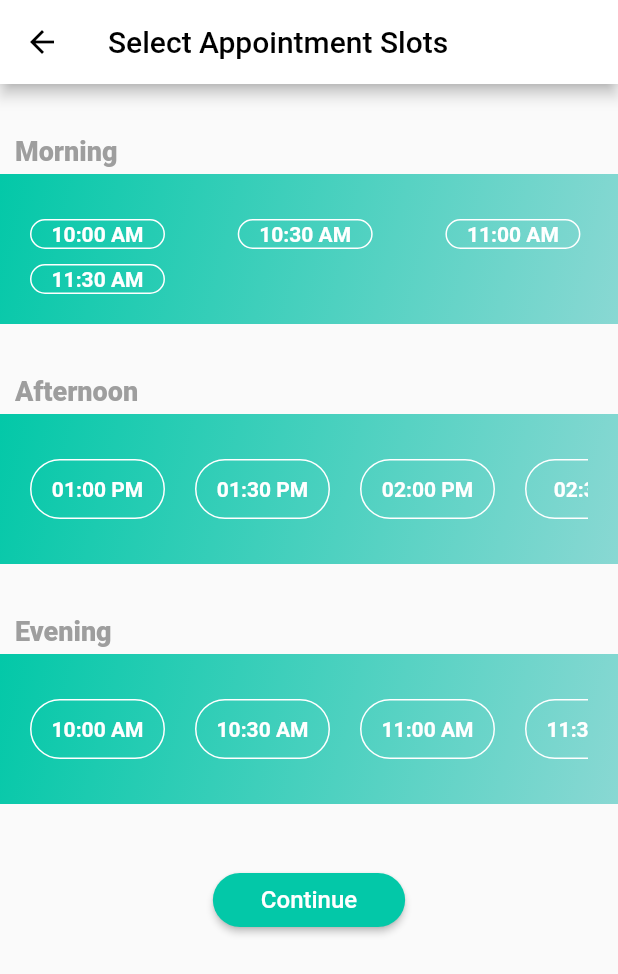
After one commit to KhushiiBiswas/vcure_dr, a Flutter app: the AppointmentSlot screen opened directly, on a phone screen of 412 x 824 dp. The commit adds this screen. Shown: the top 974 px of the screen. Run offline on Flutter 3.47's test engine with Material 2 defaults, Android fonts, the phone set to English and light mode, and no system bars; our stand-ins replace firebase_core, firebase_messaging; missing offline and left inert: store_redirect; accounts and stored records are empty.

Commit message:
Added timeslot settings

```diff
--- a/lib/components/nav_drawer.dart
+++ b/lib/components/nav_drawer.dart
@@ -1,6 +1,7 @@
 import 'package:flutter/material.dart';
 import 'package:store_redirect/store_redirect.dart';
 import 'package:vcure_doctors/pages/appointment_history.dart';
+import 'package:vcure_doctors/pages/slots/appointment_slot.dart';
 
 class NavDrawer extends StatelessWidget {
   final String name;
@@ -58,6 +59,14 @@ class NavDrawer extends StatelessWidget {
             },
           ),
           ListTile(
+            leading: Icon(Icons.history),
+            title: Text('Appointment Slots'),
+            onTap: () => {
+              Navigator.push(context,
+                  MaterialPageRoute(builder: (context) => AppointmentSlot()))
+            },
+          ),
+          ListTile(
             leading: Icon(Icons.help),
             title: Text('Help'),
             onTap: () => {Navigator.of(context).pop()},
--- a/lib/components/number_textfield.dart
+++ b/lib/components/number_textfield.dart
@@ -13,6 +13,7 @@ class NumberTextField extends StatelessWidget {
     return Padding(
       padding: const EdgeInsets.symmetric(vertical: 10, horizontal: 20),
       child: TextFormField(
+        controller: controller,
         style: TextStyle(color: Colors.white),
         keyboardType: TextInputType.phone,
         inputFormatters: [
--- a/lib/models/user.dart
+++ b/lib/models/user.dart
@@ -19,8 +19,8 @@ class User {
   };
 
   Future<void> signinCred(String unam , String pass) async{
-    this.username = '11111';
-    this.pass = 'ytrewq12345';
+    this.username = unam;
+    this.pass = pass;
     this.email = ' ';
     await api.getAuth(this.toJson());
     this.reqUser();
--- a/lib/pages/sign_in/sign_in_body.dart
+++ b/lib/pages/sign_in/sign_in_body.dart
@@ -39,8 +39,11 @@ class SignInBody extends StatelessWidget {
                       fit: BoxFit.scaleDown,
                     ),
                   ),
-                  NumberTextField(),
+                  NumberTextField(
+                    controller: phonecontroller,
+                  ),
                   Password(
+                    controller: passcontroller,
                     labeltext: "Password",
                   ),
                   Padding(
--- /dev/null
+++ b/lib/pages/slots/appointment_slot.dart
@@ -0,0 +1,376 @@
+import 'package:flutter/material.dart';
+import 'package:vcure_doctors/utils/api.dart';
+
+class AppointmentSlot extends StatefulWidget {
+  @override
+  _AppointmentSlotState createState() => _AppointmentSlotState();
+}
+
+class _AppointmentSlotState extends State<AppointmentSlot> {
+  String assignedSlot;
+  DateTime selectedDate = DateTime.now(); // TO tracking date
+  int timeIndex = 0; //For tracking time
+  int timeMorningIndex = 0;
+  int timeAfternoonIndex = 0;
+  int timeEveningImdex = 0;
+  int currentDateSelectedIndex = 0; //For Horizontal Date
+  int selectedTimeIndex = 0; //For time
+  ScrollController scrollController = ScrollController();
+
+  List<String> selectedMorning = [];
+  List<String> selectedAfternoon = ["11:00 AM", "11:30 AM"];
+  List<String> selectedEvening = ["11:00 AM", "11:30 AM"];
+
+  List<String> timeMorning = [
+    "10:00 AM",
+    "10:30 AM",
+    "11:00 AM",
+    "11:30 AM",
+  ];
+  List<String> timeAfternoon = [
+    "01:00 PM",
+    "01:30 PM",
+    "02:00 PM",
+    "02:30 M",
+  ];
+  List<String> timeEvening = [
+    "10:00 AM",
+    "10:30 AM",
+    "11:00 AM",
+    "11:30 AM",
+  ];
+
+  @override
+  Widget build(BuildContext context) {
+    Size _size = MediaQuery.of(context).size;
+    return SafeArea(
+        child: Scaffold(
+      appBar: AppBar(
+        backgroundColor: Colors.white,
+        title: Text(
+          "Select Appointment Slots",
+          style: TextStyle(color: Colors.black),
+        ),
+        leading: IconButton(
+            icon: Icon(Icons.arrow_back),
+            color: Colors.black,
+            onPressed: () {
+              Navigator.pop(context);
+            }),
+      ),
+      body: SingleChildScrollView(
+        child: Column(children: [
+          //To Show Current Date
+
+          Padding(
+            padding: const EdgeInsets.only(top: 30),
+            child: Container(
+                height: 30,
+                margin: EdgeInsets.only(left: 10),
+                alignment: Alignment.centerLeft,
+                child: Text(
+                  "Morning",
+                  style: TextStyle(
+                      fontSize: 18,
+                      fontWeight: FontWeight.w800,
+                      color: Colors.grey),
+                )),
+          ),
+          Container(
+            decoration: BoxDecoration(
+              gradient: LinearGradient(
+                  begin: Alignment.topLeft,
+                  end: Alignment.bottomRight,
+                  colors: [Color(0xff03c8a8), Color(0xff89d8d3)]),
+            ),
+            height: 100,
+            child: Container(
+              padding: EdgeInsets.all(10),
+              width: MediaQuery.of(context).size.width,
+              height: 100,
+              child: Container(
+                  padding: EdgeInsets.all(10),
+                  width: MediaQuery.of(context).size.width,
+                  height: 100,
+                  child: Container(
+                      padding: EdgeInsets.only(top: 10, bottom: 10),
+                      child: Wrap(
+                        spacing: _size.width / 8.5,
+                        runSpacing: 10,
+                        children: [
+                          for (int index = 0;
+                              index < timeMorning.length;
+                              index++)
+                            InkWell(
+                              onTap: () {
+                                if (selectedMorning
+                                    .contains(timeMorning[index])) {
+                                  selectedMorning.remove(timeMorning[index]);
+                                } else {
+                                  selectedMorning.add(timeMorning[index]);
+                                }
+                                setState(() {
+                                  timeIndex = 1;
+                                  timeMorningIndex = index;
+                                  selectedTimeIndex = index;
+                                  assignedSlot = timeMorning[index];
+                                });
+                              },
+                              child: Container(
+                                height: 20,
+                                width: 90,
+                                alignment: Alignment.center,
+                                decoration: BoxDecoration(
+                                    borderRadius: BorderRadius.circular(20),
+                                    border: Border.all(color: Colors.white),
+                                    color: selectedMorning
+                                            .contains(timeMorning[index])
+                                        ? Colors.white
+                                        : Colors.transparent),
+                                child: Text(
+                                  timeMorning[index],
+                                  style: TextStyle(
+                                      fontSize: 14,
+                                      fontWeight: FontWeight.w700,
+                                      color: selectedMorning
+                                              .contains(timeMorning[index])
+                                          ? Colors.black
+                                          : Colors.white),
+                                ),
+                              ),
+                            )
+                        ],
+                      ))),
+            ),
+          ),
+          Padding(
+            padding: const EdgeInsets.only(top: 30),
+            child: Container(
+                height: 30,
+                margin: EdgeInsets.only(left: 10),
+                alignment: Alignment.centerLeft,
+                child: Text(
+                  "Afternoon",
+                  style: TextStyle(
+                      fontSize: 18,
+                      fontWeight: FontWeight.w800,
+                      color: Colors.grey),
+                )),
+          ),
+          Container(
+            decoration: BoxDecoration(
+              gradient: LinearGradient(
+                  begin: Alignment.topLeft,
+                  end: Alignment.bottomRight,
+                  colors: [Color(0xff03c8a8), Color(0xff89d8d3)]),
+            ),
+            height: 100,
+            child: Container(
+              padding: EdgeInsets.all(10),
+              width: MediaQuery.of(context).size.width,
+              height: 100,
+              child: Container(
+                  padding: EdgeInsets.all(10),
+                  width: MediaQuery.of(context).size.width,
+                  height: 100,
+                  child: Container(
+                      padding: EdgeInsets.only(top: 10, bottom: 10),
+                      child: ListView.separated(
+                        separatorBuilder: (BuildContext context, int index) {
+                          return SizedBox(width: 20);
+                        },
+                        itemCount: timeAfternoon.length,
+                        controller: scrollController,
+                        scrollDirection: Axis.horizontal,
+                        itemBuilder: (BuildContext context, int index) {
+                          return InkWell(
+                            onTap: () {
+                              setState(() {
+                                timeIndex = 2;
+                                timeAfternoonIndex = index;
+                                selectedTimeIndex = index;
+                                assignedSlot = timeAfternoon[index];
+                              });
+                            },
+                            child: Container(
+                              height: 20,
+                              width: 90,
+                              alignment: Alignment.center,
+                              decoration: BoxDecoration(
+                                  borderRadius: BorderRadius.circular(20),
+                                  border: Border.all(color: Colors.white),
+                                  color: timeAfternoonIndex == index &&
+                                          timeIndex == 2
+                                      ? Colors.white
+                                      : Colors.transparent),
+                              child: Text(
+                                timeAfternoon[index],
+                                style: TextStyle(
+                                    fontSize: 14,
+                                    fontWeight: FontWeight.w700,
+                                    color: timeAfternoonIndex == index &&
+                                            timeIndex == 2
+                                        ? Colors.black
+                                        : Colors.white),
+                              ),
+                            ),
+                          );
+                        },
+                      ))),
+            ),
+          ),
+          Padding(
+            padding: const EdgeInsets.only(top: 30),
+            child: Container(
+                height: 30,
+                margin: EdgeInsets.only(left: 10),
+                alignment: Alignment.centerLeft,
+                child: Text(
+                  "Evening",
+                  style: TextStyle(
+                      fontSize: 18,
+                      fontWeight: FontWeight.w800,
+                      color: Colors.grey),
+                )),
+          ),
+          Container(
+            decoration: BoxDecoration(
+              gradient: LinearGradient(
+                  begin: Alignment.topLeft,
+                  end: Alignment.bottomRight,
+                  colors: [Color(0xff03c8a8), Color(0xff89d8d3)]),
+            ),
+            height: 100,
+            child: Container(
+              padding: EdgeInsets.all(10),
+              width: MediaQuery.of(context).size.width,
+              height: 100,
+              child: Container(
+                  padding: EdgeInsets.all(10),
+                  width: MediaQuery.of(context).size.width,
+                  height: 100,
+                  child: Container(
+                      padding: EdgeInsets.only(top: 10, bottom: 10),
+                      child: ListView.separated(
+                        separatorBuilder: (BuildContext context, int index) {
+                          return SizedBox(width: 20);
+                        },
+                        itemCount: timeEvening.length,
+                        controller: scrollController,
+                        scrollDirection: Axis.horizontal,
+                        itemBuilder: (BuildContext context, int index) {
+                          return InkWell(
+                            onTap: () {
+                              setState(() {
+                                timeIndex = 3;
+                                timeEveningImdex = index;
+                                selectedTimeIndex = index;
+                                assignedSlot = timeEvening[index];
+                              });
+                            },
+                            child: Container(
+                              height: 20,
+                              width: 90,
+                              alignment: Alignment.center,
+                              decoration: BoxDecoration(
+                                  borderRadius: BorderRadius.circular(20),
+                                  border: Border.all(color: Colors.white),
+                                  color: timeEveningImdex == index &&
+                                          timeIndex == 3
+                                      ? Colors.white
+                                      : Colors.transparent),
+                              child: Text(
+                                timeEvening[index],
+                                style: TextStyle(
+                                    fontSize: 14,
+                                    fontWeight: FontWeight.w700,
+                                    color: timeEveningImdex == index &&
+                                            timeIndex == 3
+                                        ? Colors.black
+                                        : Colors.white),
+                              ),
+                            ),
+                          );
+                        },
+                      ))),
+            ),
+          ),
+          SizedBox(
+            height: 40,
+          ),
+          ElevatedButton(
+            child: Padding(
+              padding: const EdgeInsets.all(8.0),
+              child: new Text(
+                "  Continue  ",
+                style: TextStyle(color: Colors.white, fontSize: 16),
+              ),
+            ),
+            style: ButtonStyle(
+              shape: MaterialStateProperty.all<RoundedRectangleBorder>(
+                  RoundedRectangleBorder(
+                borderRadius: BorderRadius.circular(18.0),
+              )),
+              backgroundColor: MaterialStateProperty.all(Color(0xff03c8a8)),
+            ),
+            onPressed: () {
+              showDialog(
+                  context: context,
+                  builder: (BuildContext context) {
+                    return AlertDialog(
+                      scrollable: true,
+                      title: Text('Appointment for'),
+                      content: Padding(
+                        padding: const EdgeInsets.all(8.0),
+                        child: Form(
+                          child: Column(
+                            children: <Widget>[
+                              TextFormField(
+                                decoration: InputDecoration(
+                                  labelText: 'Name',
+                                  icon: Icon(Icons.account_box),
+                                ),
+                              ),
+                              TextFormField(
+                                keyboardType: TextInputType.numberWithOptions(
+                                    signed: false),
+                                decoration: InputDecoration(
+                                  labelText: 'Age',
+                                  icon: Icon(Icons.calendar_view_day_rounded),
+                                ),
+                              ),
+                              TextFormField(
+                                maxLines: null,
+                                decoration: InputDecoration(
+                                  labelText: 'Illness',
+                                  icon: Icon(Icons.message),
+                                ),
+                              ),
+                            ],
+                          ),
+                        ),
+                      ),
+                      actions: [
+                        ElevatedButton(
+                            style: ButtonStyle(
+                              backgroundColor:
+                                  MaterialStateProperty.all(Color(0xff03c8a8)),
+                            ),
+                            child: Text("Submit"),
+                            onPressed: () {
+                              api.exportApi('api/settimeslots', {
+                                'morning': selectedMorning,
+                                'afternoon': selectedAfternoon,
+                                'evening': selectedEvening,
+                              });
+                            })
+                      ],
+                    );
+                  });
+            },
+          ),
+        ]),
+      ),
+    ));
+  }
+}
--- a/lib/utils/api.dart
+++ b/lib/utils/api.dart
@@ -12,7 +12,7 @@ class Api {
   Map<String, String> headers;
 
   Future<void> init() async {
-    this.baseurl = 'http://192.168.43.111:5555/';
+    this.baseurl = 'http://192.168.29.111:80/';
     this.headers = {
       'Content-Type': 'application/json; charset=UTF-8',
     };
```
